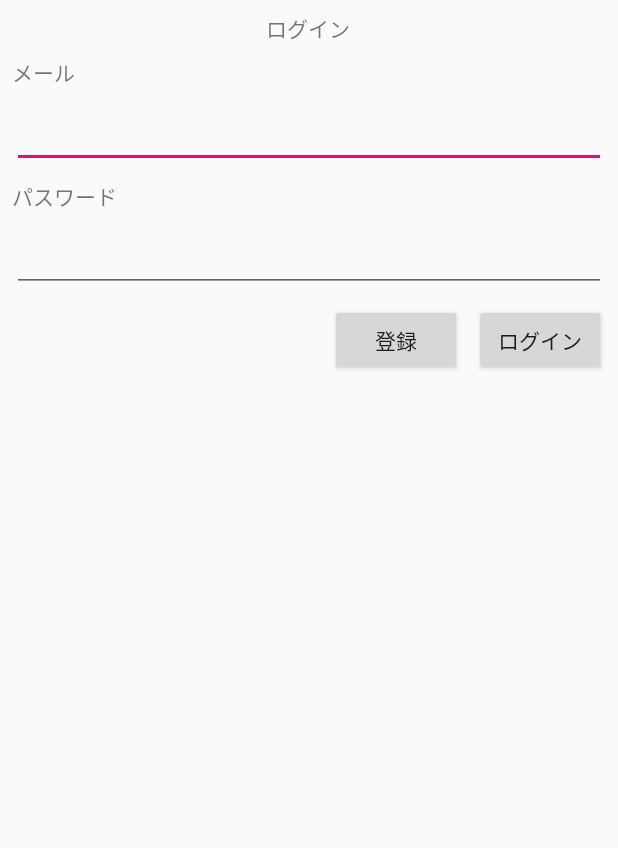
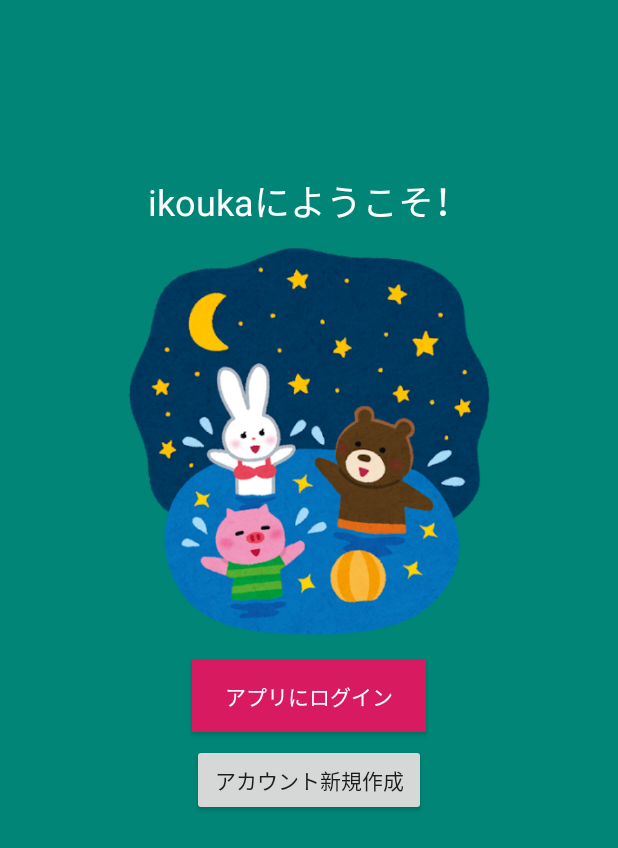
Before and after one commit to mroishii/ikouka, an Android app: the screen it shows after launch (LoginActivity before the commit, HomeActivity after it), on a phone screen of 412 x 824 dp. Shown: the top 848 px of the screen. Run offline under Robolectric (Android 15) with nearby library versions, the light colour scheme and no system bars; our stand-ins replace Firebase (no records; nobody signed in at launch, a user with empty details on screens opened directly); libraries missing offline, so code that uses them is left out: jp.ac.ecc.

Commit message:
add home screen

```diff
--- /dev/null
+++ b/app/src/main/java/jp/ac/ecc/sk3a12/ikouka/HomeActivity.kt
@@ -0,0 +1,28 @@
+package jp.ac.ecc.sk3a12.ikouka
+
+import android.content.Intent
+import android.os.Bundle
+import android.os.PersistableBundle
+import android.support.v7.app.AppCompatActivity
+import android.widget.Button
+
+class HomeActivity: AppCompatActivity() {
+    override fun onCreate(savedInstanceState: Bundle?) {
+        super.onCreate(savedInstanceState)
+        setContentView(R.layout.activity_home)
+
+        val btnToRegister: Button = findViewById(R.id.btnToRegister)
+        val btnToLogin: Button = findViewById(R.id.btnToLogin)
+
+        btnToRegister.setOnClickListener {
+            val intent = Intent(this, RegisterActivity::class.java)
+            startActivity(intent)
+        }
+
+        btnToLogin.setOnClickListener {
+            val intent = Intent(this, LoginActivity::class.java)
+            startActivity(intent)
+        }
+
+    }
+}
--- a/app/src/main/java/jp/ac/ecc/sk3a12/ikouka/MainActivity.kt
+++ b/app/src/main/java/jp/ac/ecc/sk3a12/ikouka/MainActivity.kt
@@ -41,7 +41,7 @@
         super.onStart()
         val currentUser = auth.currentUser
         if (currentUser == null) {
-            val intent = Intent(this, LoginActivity::class.java)
+            val intent = Intent(this, HomeActivity::class.java)
             startActivity(intent)
             finish()
         } else {
@@ -60,7 +60,7 @@
         if (item!!.itemId == R.id.signout) {
             auth.signOut()
             Toast.makeText(this, "signed out", Toast.LENGTH_SHORT).show()
-            val intent = Intent(this, LoginActivity::class.java)
+            val intent = Intent(this, HomeActivity::class.java)
             startActivity(intent)
         }
         return true
--- /dev/null
+++ b/app/src/main/res/layout/activity_home.xml
@@ -0,0 +1,71 @@
+<?xml version="1.0" encoding="utf-8"?>
+<android.support.constraint.ConstraintLayout
+    xmlns:android="http://schemas.android.com/apk/res/android"
+    xmlns:app="http://schemas.android.com/apk/res-auto"
+    xmlns:tools="http://schemas.android.com/tools"
+    android:layout_width="match_parent"
+    android:layout_height="match_parent"
+    android:background="@color/colorPrimary">
+
+    <ImageView
+        android:id="@+id/imgLogo"
+        android:layout_width="277dp"
+        android:layout_height="272dp"
+        android:layout_marginLeft="64dp"
+        android:layout_marginTop="8dp"
+        android:layout_marginRight="64dp"
+        android:layout_marginBottom="8dp"
+        android:contentDescription="App Logo"
+        app:layout_constraintBottom_toBottomOf="parent"
+        app:layout_constraintLeft_toLeftOf="parent"
+        app:layout_constraintRight_toRightOf="parent"
+        app:layout_constraintTop_toBottomOf="@+id/homeTitle"
+        app:layout_constraintVertical_bias="0.0"
+        app:srcCompat="@drawable/logo" />
+
+    <Button
+        android:id="@+id/btnToLogin"
+        android:layout_width="0dp"
+        android:layout_height="wrap_content"
+        android:layout_marginStart="128dp"
+        android:layout_marginTop="8dp"
+        android:layout_marginEnd="128dp"
+        android:background="@color/colorAccent"
+        android:text="@string/btnToLogin"
+        android:textColor="#ffffff"
+        app:layout_constraintEnd_toEndOf="parent"
+        app:layout_constraintStart_toStartOf="parent"
+        app:layout_constraintTop_toBottomOf="@+id/imgLogo" />
+
+    <Button
+        android:id="@+id/btnToRegister"
+        android:layout_width="0dp"
+        android:layout_height="wrap_content"
+        android:layout_marginStart="128dp"
+        android:layout_marginTop="8dp"
+        android:layout_marginEnd="128dp"
+        android:layout_marginBottom="8dp"
+        android:text="@string/btnToRegister"
+        app:layout_constraintBottom_toBottomOf="parent"
+        app:layout_constraintEnd_toEndOf="parent"
+        app:layout_constraintStart_toStartOf="parent"
+        app:layout_constraintTop_toBottomOf="@+id/btnToLogin"
+        app:layout_constraintVertical_bias="0.0" />
+
+    <TextView
+        android:id="@+id/homeTitle"
+        android:layout_width="wrap_content"
+        android:layout_height="wrap_content"
+        android:layout_marginStart="8dp"
+        android:layout_marginTop="8dp"
+        android:layout_marginEnd="8dp"
+        android:layout_marginBottom="8dp"
+        android:text="@string/homeTitle"
+        android:textColor="#ffffff"
+        android:textSize="24sp"
+        app:layout_constraintBottom_toBottomOf="parent"
+        app:layout_constraintEnd_toEndOf="parent"
+        app:layout_constraintStart_toStartOf="parent"
+        app:layout_constraintTop_toTopOf="parent"
+        app:layout_constraintVertical_bias="0.13999999" />
+</android.support.constraint.ConstraintLayout>
--- a/app/src/main/res/layout/activity_login.xml
+++ b/app/src/main/res/layout/activity_login.xml
@@ -7,25 +7,33 @@
     android:layout_height="match_parent"
     tools:context=".LoginActivity">
 
+    <include layout="@layout/main_actionbar" android:id="@+id/loginActionBar"/>
+
     <TextView
         android:id="@+id/labelLoginTitle"
         android:layout_width="wrap_content"
         android:layout_height="wrap_content"
         android:layout_marginLeft="8dp"
-        android:layout_marginTop="8dp"
+        android:layout_marginTop="16dp"
         android:layout_marginRight="10dp"
         android:text="@string/labelLogin"
+        android:textColor="#000000"
+        android:textSize="18sp"
+        app:layout_constraintHorizontal_bias="0.1"
         app:layout_constraintLeft_toLeftOf="parent"
         app:layout_constraintRight_toRightOf="parent"
-        app:layout_constraintTop_toTopOf="parent" />
+        app:layout_constraintTop_toBottomOf="@+id/loginActionBar" />
 
     <TextView
         android:id="@+id/labelInputEmail"
         android:layout_width="wrap_content"
         android:layout_height="wrap_content"
         android:layout_marginStart="8dp"
-        android:layout_marginTop="8dp"
+        android:layout_marginTop="16dp"
+        android:layout_marginEnd="8dp"
         android:text="@string/labelInputEmail"
+        app:layout_constraintEnd_toEndOf="parent"
+        app:layout_constraintHorizontal_bias="0.0"
         app:layout_constraintStart_toStartOf="parent"
         app:layout_constraintTop_toBottomOf="@+id/labelLoginTitle" />
 
@@ -81,16 +89,4 @@
         app:layout_constraintTop_toBottomOf="@+id/inputPassword"
         app:layout_constraintVertical_bias="0.0" />
 
-    <Button
-        android:id="@+id/btnGoRegister"
-        android:layout_width="wrap_content"
-        android:layout_height="wrap_content"
-        android:layout_marginStart="8dp"
-        android:layout_marginEnd="8dp"
-        android:text="@string/btnGoRegister"
-        app:layout_constraintBaseline_toBaselineOf="@+id/btnLogin"
-        app:layout_constraintEnd_toStartOf="@+id/btnLogin"
-        app:layout_constraintHorizontal_bias="1.0"
-        app:layout_constraintStart_toStartOf="parent" />
-
 </android.support.constraint.ConstraintLayout>
--- a/app/src/main/res/layout/activity_register.xml
+++ b/app/src/main/res/layout/activity_register.xml
@@ -12,15 +12,15 @@
     <TextView
         android:id="@+id/labelRegisterTitle"
         android:layout_width="wrap_content"
-        android:layout_height="23dp"
+        android:layout_height="wrap_content"
         android:layout_marginStart="8dp"
-        android:layout_marginTop="24dp"
+        android:layout_marginTop="16dp"
         android:layout_marginEnd="8dp"
         android:text="@string/labelRegister"
         android:textColor="#000000"
         android:textSize="18sp"
         app:layout_constraintEnd_toEndOf="parent"
-        app:layout_constraintHorizontal_bias="0.09"
+        app:layout_constraintHorizontal_bias="0.1"
         app:layout_constraintStart_toStartOf="parent"
         app:layout_constraintTop_toBottomOf="@+id/RegisterToolbar" />
 
--- a/app/src/main/res/values/strings.xml
+++ b/app/src/main/res/values/strings.xml
@@ -6,6 +6,11 @@
     <!-- common -->
     <string name="labelInputEmail">メール</string>
     <string name="labelInputPassword">パスワード</string>
+
+    <!-- activity_home -->
+    <string name="btnToLogin">アプリにログイン</string>
+    <string name="btnToRegister">アカウント新規作成</string>
+    <string name="homeTitle">ikoukaにようこそ！</string>
 
     <!-- activity_login -->
     <string name="labelLogin">ログイン</string>
```
Also changed, not shown: app/src/main/AndroidManifest.xml (+9 -2 lines), app/src/main/java/jp/ac/ecc/sk3a12/ikouka/LoginActivity.kt (+8 -8 lines), app/src/main/res/drawable/logo.png (added).
